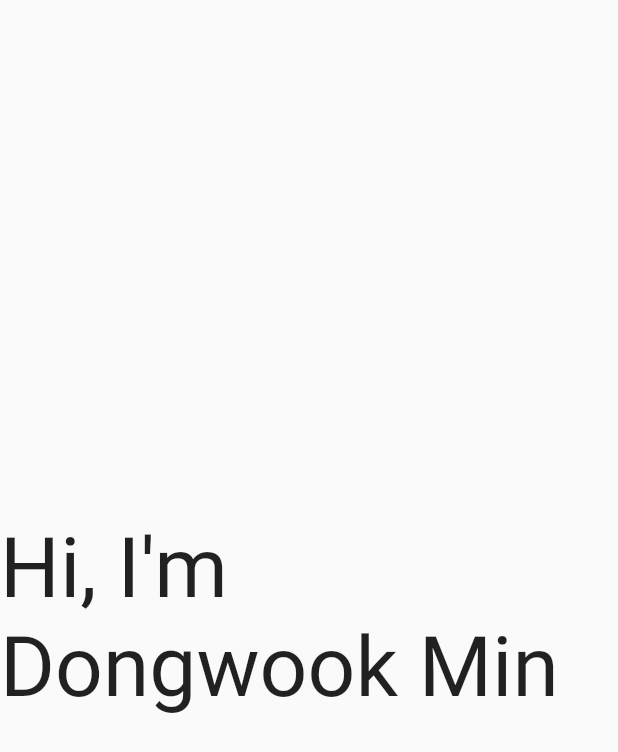
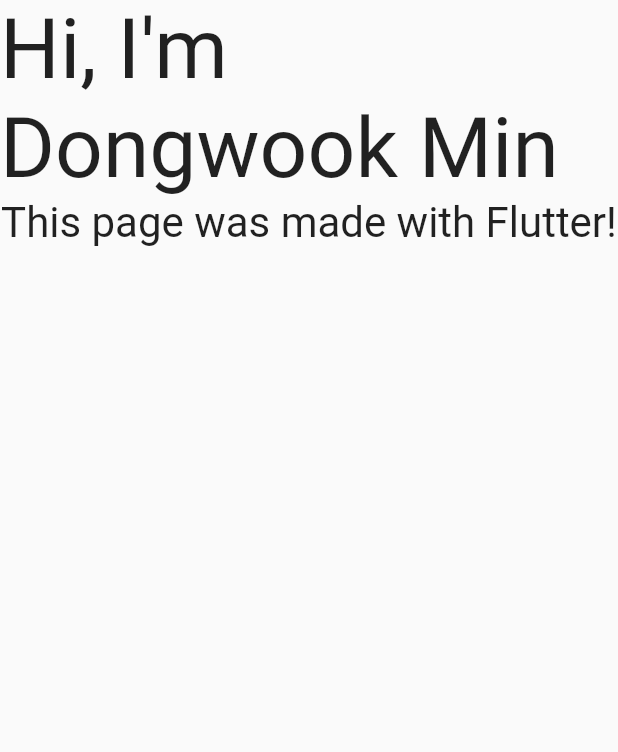
Before and after one commit to mindw96/web_page, a Flutter app: the screen it shows after launch, on a phone screen of 412 x 824 dp. Shown: the top 752 px of the screen. Run offline on Flutter 3.47's test engine with Material 2 defaults, Android fonts, the phone set to English and light mode, and no system bars.

Commit message:
main change

```diff
--- a/lib/main.dart
+++ b/lib/main.dart
@@ -13,9 +13,17 @@ class MyApp extends StatelessWidget {
       debugShowCheckedModeBanner: false,
       home: Scaffold(
           body: Center(
-        child: Text(
-          "Hi, I'm Dongwook Min",
-          style: TextStyle(fontSize: 56.0),
+        child: Column(
+          children: [
+            Text(
+              "Hi, I'm Dongwook Min",
+              style: TextStyle(fontSize: 56.0),
+            ),
+            Text(
+              'This page was made with Flutter!',
+              style: TextStyle(fontSize: 28.0),
+            )
+          ],
         ),
       )),
     );
```
